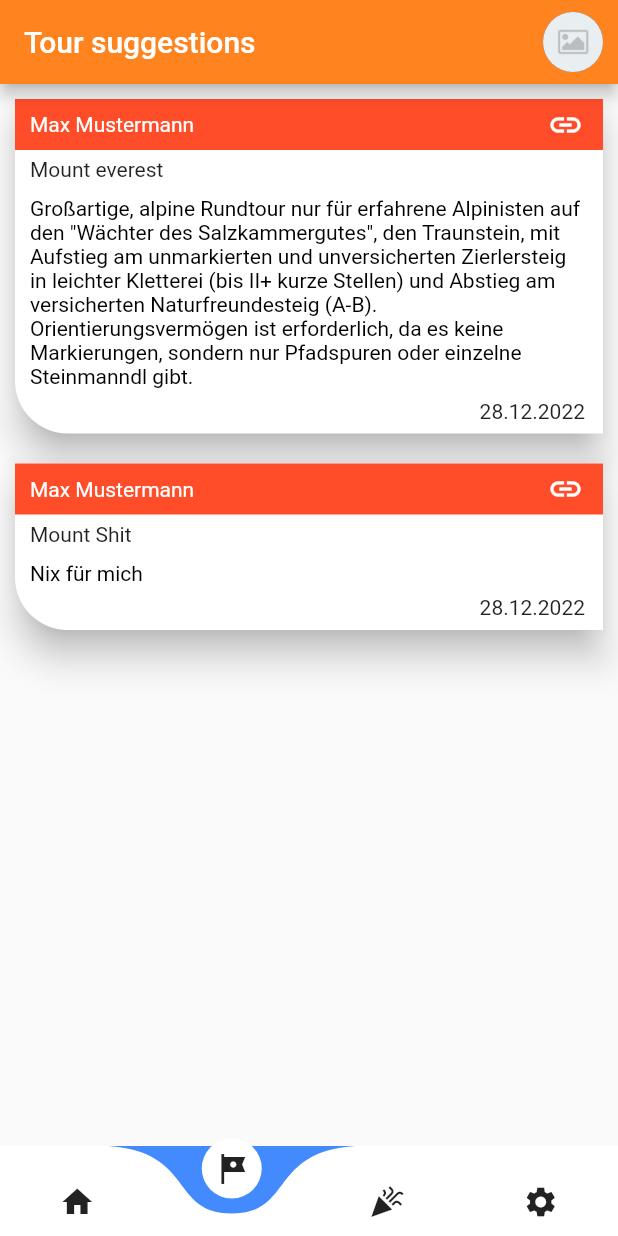
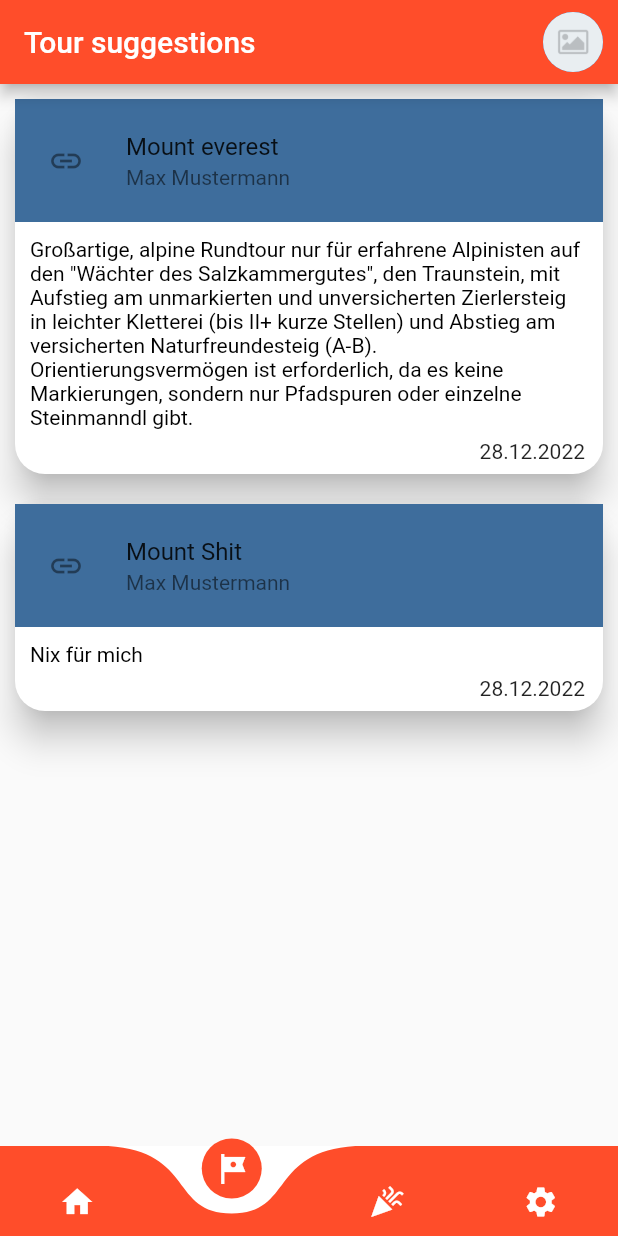
Before and after one commit to PatrickMisti/AlpinFreunde, a Flutter app: the screen it shows after launch, item 2 of the bottom bar chosen, on a phone screen of 412 x 824 dp. Run offline on Flutter 3.47's test engine with Material 2 defaults, Android fonts, the phone set to English and light mode, and no system bars; drawn by our look-alikes of curved_navigation_bar, reactive_forms; our stand-ins replace get_it, pin_code_fields, responsive_framework, rxdart, stacked; missing offline and left inert: catcher, dart:ffi; generated files the repository leaves out were written again.

Commit message:
update suggestion widget

```diff
--- a/alpin_frontend/lib/components/overview/overview_view.dart
+++ b/alpin_frontend/lib/components/overview/overview_view.dart
@@ -1,4 +1,4 @@
-import 'package:alpin_frontend/assets/Theme_Alpin.dart';
+
 import 'package:alpin_frontend/components/home_screen/home_screen_view.dart';
 import 'package:alpin_frontend/components/newsfeed/newsfeed_view.dart';
 import 'package:alpin_frontend/components/overview/overview_model.dart';
@@ -16,6 +16,7 @@ class OverviewView extends StatelessWidget {
       ViewModelBuilder<OverviewModel>.reactive(
         viewModelBuilder: () => OverviewModel(context),
         builder: (context, model, child) {
+          final bottomNaviColor = Theme.of(context).bottomNavigationBarTheme;
           return Scaffold(
             appBar: AppBar(
               leading: model.getCurrentWidget is HomeScreenView
@@ -42,12 +43,14 @@ class OverviewView extends StatelessWidget {
               itemBuilder: (context, index) => model.getCurrentWidget as Widget,
             ),
             bottomNavigationBar: CurvedNavigationBar(
+              buttonBackgroundColor: bottomNaviColor.backgroundColor,
+              backgroundColor: bottomNaviColor.unselectedItemColor!,
+              color: bottomNaviColor.backgroundColor!,
               animationCurve: model.curveAnimation,
               animationDuration: model.durationOfAnimation,
               height: 60,
               onTap: model.controller.jumpToPage,
               index: model.naviIndex,
-              // backgroundColor: ThemeAlpin.light().scaffoldBackgroundColor,
               items: model.screens.map((e) => Icon(e.key)).toList(),
             ),
           );
--- a/alpin_frontend/lib/model/trip_suggestion.dart
+++ b/alpin_frontend/lib/model/trip_suggestion.dart
@@ -7,8 +7,8 @@ class TripSuggestion {
   final String title;
   final String description;
   final bool publicShown;
-  // final DateTime time;
+  final DateTime time;
   final User user;
 
-  TripSuggestion(this.id, this.websiteLink, this.title, this.description, this.publicShown, this.user);
+  TripSuggestion(this.id, this.websiteLink, this.time ,this.title, this.description, this.publicShown, this.user);
 }
--- a/alpin_frontend/lib/utilities/mock/MockData.dart
+++ b/alpin_frontend/lib/utilities/mock/MockData.dart
@@ -18,6 +18,7 @@ class MockData {
   static TripSuggestion get TRIP_SUGGESTION_1 => TripSuggestion(
       1,
       'http://test.at',
+      DateTime.now(),
       'Mount everest',
       'Großartige, alpine Rundtour nur für erfahrene Alpinisten auf den "Wächter des Salzkammergutes", den Traunstein, mit Aufstieg am unmarkierten und unversicherten Zierlersteig in leichter Kletterei (bis II+ kurze Stellen) und Abstieg am versicherten Naturfreundesteig (A-B). Orientierungsvermögen ist erforderlich, da es keine Markierungen, sondern nur Pfadspuren oder einzelne Steinmanndl gibt.',
       true,
@@ -26,6 +27,7 @@ class MockData {
   static TripSuggestion get TRIP_SUGGESTION_2 => TripSuggestion(
       2,
       'http://test2.at',
+      DateTime.now(),
       'Mount Shit',
       'Nix für mich',
       true,
--- a/alpin_frontend/lib/widgets/icon_button_material.dart
+++ b/alpin_frontend/lib/widgets/icon_button_material.dart
@@ -19,9 +19,9 @@ class IconButtonMaterial extends StatelessWidget {
         onTap: () => onTap(),
         child: CircleAvatar(
             child: Icon(icon),
-            foregroundColor: isActive
+            /*foregroundColor: isActive
                 ? Colors.white
-                : primaryColor,
+                : primaryColor,*/
             backgroundColor: isActive
                 ? primaryColor
                 : Colors.transparent),
--- a/alpin_frontend/lib/widgets/suggestion_widget.dart
+++ b/alpin_frontend/lib/widgets/suggestion_widget.dart
@@ -1,7 +1,6 @@
 import 'package:alpin_frontend/components/base_model.dart';
 import 'package:alpin_frontend/model/trip_suggestion.dart';
 import 'package:flutter/material.dart';
-import 'package:flutter/widgets.dart';
 import 'package:intl/intl.dart';
 import 'package:reactive_forms/reactive_forms.dart';
 import 'package:stacked/stacked.dart';
@@ -23,78 +22,64 @@ class SuggestionWidget extends StatelessWidget {
       required this.editSuggestion})
       : super(key: key);
 
-  final titleTextStyle = const TextStyle(color: Colors.white, /*fontSize: 20*/);
-  final contentTextStyle = const TextStyle(color: Colors.black);
+  final titleTextStyle = const TextStyle(
+    color: Colors.white, /*fontSize: 20*/
+  );
 
-  ReactiveForm _contentWidgets(
-      {required BuildContext context,
-      required String name,
-      required String date,
-      required Size size,
-      required SuggestionWidgetModel model}) {
-    return ReactiveForm(
+  @override
+  Widget build(BuildContext context) {
+    final textColor = Theme.of(context).textTheme.displayMedium!.color!;
+    String date = DateFormat.yMd('de').format(DateTime.now()).toString();
+    final titleColor = Theme.of(context).colorScheme.tertiary;
+    final tertiaryColor = Theme.of(context).colorScheme.primary;
+    return ViewModelBuilder<SuggestionWidgetModel>.reactive(
+      viewModelBuilder: () =>
+          SuggestionWidgetModel(isAdmin, suggestion, editSuggestion, context),
+      builder: (context, model, child) {
+        return Card(
+          elevation: 10,
+          shadowColor: Colors.black,
+          child: Stack(
+            children: [
+              ReactiveForm(
                 formGroup: model.setting,
                 child: Column(
                   crossAxisAlignment: CrossAxisAlignment.start,
                   children: [
-            Container(
-              padding: const EdgeInsets.symmetric(horizontal: 10, vertical: 5),
-              color: Theme.of(context).primaryColor,
-              child: Row(
-                mainAxisAlignment: MainAxisAlignment.spaceBetween,
-                children: [
-                  Text(name, style: titleTextStyle),
-                  Row(
-                    children: [
-                      if (isAdmin)
-                        Container(
-                          margin: const EdgeInsets.symmetric(horizontal: 3),
-                          child: GestureDetector(
-                            child: Icon(Icons.delete,
-                                /*size: titleTextStyle.fontSize,*/
-                                color: titleTextStyle.color),
+                    ListTile(
+                      title: !model.isEdit
+                          ? Text(model.setting.control('title').value)
+                          : ReactiveTextField(
+                          formControlName: 'title',
+                          decoration: InputDecoration(
+                              enabledBorder: UnderlineInputBorder(
+                                  borderSide: BorderSide(color: textColor)),
+                              focusedBorder: UnderlineInputBorder(
+                                  borderSide:
+                                  BorderSide(color: tertiaryColor)))),
+                      subtitle: Text([
+                        suggestion.user.firstName,
+                        suggestion.user.lastName
+                      ].join(' ')),
+                      leading: IconButton(
+                          onPressed: () => print('link'),
+                          icon: const Icon(Icons.link)),
+                      trailing: isAdmin
+                          ? IconButton(
+                          onPressed: model.edit, icon: const Icon(Icons.edit))
+                          : null,
+                      contentPadding:
+                      const EdgeInsets.symmetric(horizontal: 10, vertical: 5),
+                      tileColor: titleColor,
                     ),
-                        ),
-                      if (isAdmin)
-                        Container(
-                            margin: const EdgeInsets.symmetric(horizontal: 3),
-                            child: GestureDetector(
-                              onTap: model.edit,
-                              child: Icon(Icons.edit,
-                                  /*size: titleTextStyle.fontSize,*/
-                                  color: titleTextStyle.color),
-                            )),
-                      Container(
-                        margin: const EdgeInsets.symmetric(horizontal: 3),
-                        child: GestureDetector(
-                          child: Icon(Icons.link,
-                              /*size: titleTextStyle.fontSize,*/
-                              color: titleTextStyle.color),
-                        ),
-                      )
-                    ],
-                  )
-                ],
-              ),
-            ),
-            Container(
-              padding: const EdgeInsets.only(left: 10, right: 10, top: 5),
-              child: !model.isEdit
-                  ? Text(
-                      model.setting.control('title').value,
-                      /*style:
-                          TextStyle(fontSize: (titleTextStyle.fontSize! - 2)),*/
-                    )
-                  : ReactiveTextField(formControlName: 'title'),
-            ),
-            Container(
+                    Padding(
                       padding: const EdgeInsets.only(
                           left: 10, right: 10, top: 10, bottom: 5),
                       child: !model.isEdit
                           ? RichText(
                           text: TextSpan(
                               text: model.setting.control('text').value,
-                          style: contentTextStyle))
+                              style: TextStyle(color: textColor)))
                           : ReactiveTextField(
                         formControlName: 'text',
                         minLines: 1,
@@ -104,35 +89,16 @@ class SuggestionWidget extends StatelessWidget {
                     Container(
                       alignment: Alignment.centerRight,
                       margin: const EdgeInsets.all(2),
-                padding: const EdgeInsets.only(left: 10, right: 10, bottom: 5),
-                width: size.width,
-                child: Text(date, /*style: const TextStyle(fontSize: 12)*/))
+                      padding:
+                      const EdgeInsets.only(left: 10, right: 10, bottom: 5),
+                      width: double.infinity,
+                      child: Text(date),
+                    )
                   ],
-        ));
-  }
-
-  @override
-  Widget build(BuildContext context) {
-    Size size = MediaQuery.of(context).size;
-    String name =
-        [suggestion.user.firstName, suggestion.user.lastName].join(' ');
-    String date = DateFormat.yMd('de').format(DateTime.now()).toString(); // todo if its needed???
-    return ViewModelBuilder<SuggestionWidgetModel>.reactive(
-      viewModelBuilder: () =>
-          SuggestionWidgetModel(isAdmin, suggestion, editSuggestion, context),
-      builder: (context, model, child) {
-        return Card(
-          elevation: 10,
-          shadowColor: Colors.black,
-          shape: const RoundedRectangleBorder(
-              borderRadius: BorderRadius.only(bottomLeft: Radius.circular(35))),
-          margin: const EdgeInsets.all(10),
-          child: _contentWidgets(
-              context: context,
-              name: name,
-              date: date,
-              size: size,
-              model: model),
+                ),
+              ),
+            ],
+          )
         );
       },
     );
@@ -146,7 +112,9 @@ class SuggestionWidgetModel extends BaseModel {
   late FormGroup setting;
   final Function editSuggestion;
 
-  SuggestionWidgetModel(this.isAdmin, this._trip, this.editSuggestion, BuildContext context) : super(context) {
+  SuggestionWidgetModel(
+      this.isAdmin, this._trip, this.editSuggestion, BuildContext context)
+      : super(context) {
     setting = FormGroup({
       'title': FormControl<String>(
           value: _trip.title, validators: [Validators.required]),
@@ -156,8 +124,11 @@ class SuggestionWidgetModel extends BaseModel {
   }
 
   edit() {
-    if (isEdit && setting.dirty && setting.valid) editSuggestion(setting.rawValue);
+    if (isEdit && setting.dirty && setting.valid)
+      editSuggestion(setting.rawValue);
     isEdit = !isEdit;
     setState();
   }
+
+  delete() {}
 }
```
Also changed, not shown: alpin_frontend/lib/assets/Theme_Alpin.dart (+45 -69 lines). Lines whose indentation alone changed are shown as unchanged.
